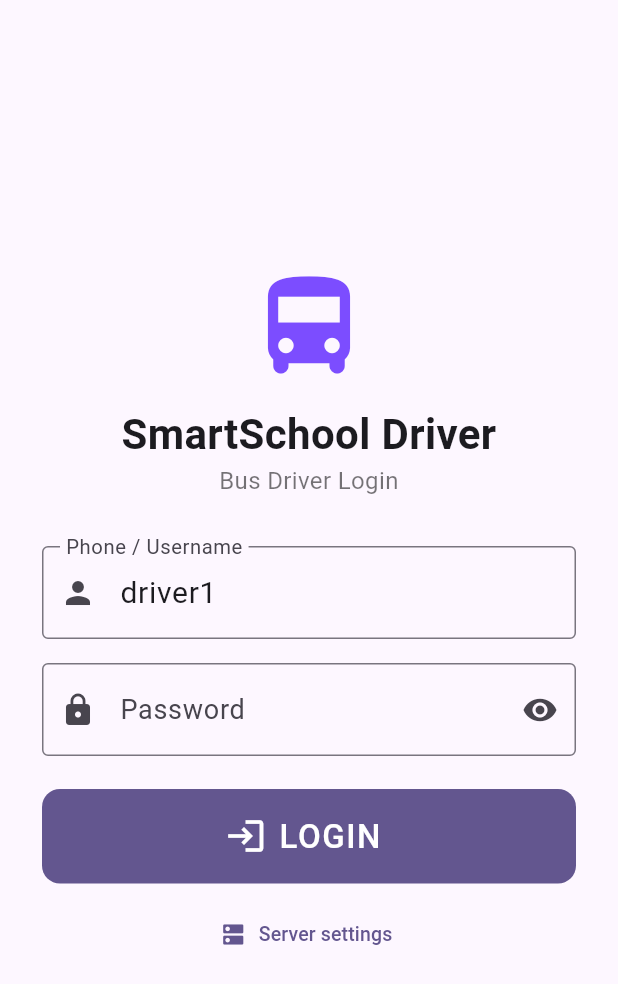
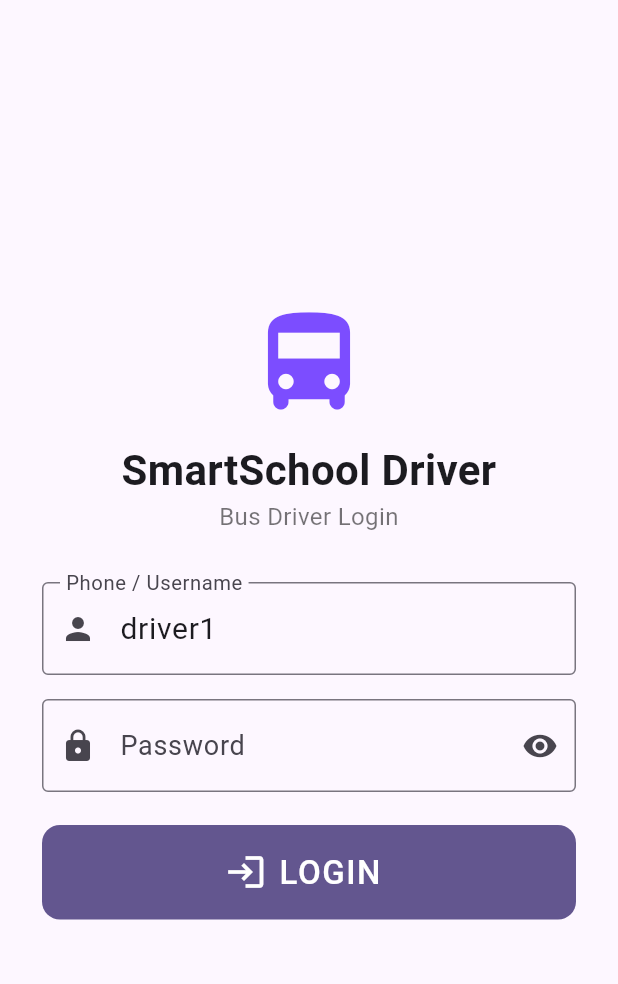
Before and after one commit to johnpaul210488-lgtm/smartschool-pro, a Flutter app: the screen it shows after launch, on a phone screen of 412 x 824 dp. Shown: the top 984 px of the screen. Run offline on Flutter 3.47's test engine with Material 3 defaults, Android fonts, the phone set to English and light mode, and no system bars; our stand-ins replace cached_network_image, connectivity_plus, firebase_core, firebase_messaging, flutter_local_notifications, flutter_tts and 8 more; missing offline and left inert: flutter_background_service, signalr_netcore; accounts and stored records are empty.

Commit message:
Bake school server (Tailscale MagicDNS) into both apps; hide server UI
- default API base in both apps is now http://zia.tail758a5c.ts.net:5000 —
  reachable from any network (Wi-Fi/4G), survives PC restarts, ISP changes
  and phone reboots, with no per-phone configuration
- older per-phone overrides (api_base_override) are now IGNORED and the
  stale key is removed at boot so phones that were pointed at dead addresses
  self-heal to the baked-in server on this update
- hide server UI: driver login screen Server toggle/field removed,
  parent Settings 'Server: ...' row and edit dialog removed
- no user-facing server setting anywhere anymore

Co-authored-by: arena-agent <297053741+arena-agent@users.noreply.github.com>

```diff
--- a/apps/driver_app/lib/screens/login_screen.dart
+++ b/apps/driver_app/lib/screens/login_screen.dart
@@ -1,7 +1,6 @@
 import 'package:flutter/material.dart';
 import 'package:provider/provider.dart';
 
-import '../config/app_config.dart';
 import '../providers/app_state.dart';
 
 /// Simple, big-target login for drivers (phone = username).
@@ -15,27 +14,16 @@ class LoginScreen extends StatefulWidget {
 class _LoginScreenState extends State<LoginScreen> {
   final _userCtrl = TextEditingController(text: 'driver1');
   final _passCtrl = TextEditingController();
-  late final TextEditingController _serverCtrl;
   bool _obscure = true;
-  bool _showServer = false;
-
-  @override
-  void initState() {
-    super.initState();
-    _serverCtrl = TextEditingController(text: AppConfig.apiBaseUrl);
-  }
 
   @override
   void dispose() {
     _userCtrl.dispose();
     _passCtrl.dispose();
-    _serverCtrl.dispose();
     super.dispose();
   }
 
   Future<void> _submit() async {
-    // Persist any edited server address BEFORE the login request goes out.
-    await AppConfig.saveServerOverride(_serverCtrl.text);
     final state = context.read<AppState>();
     final ok = await state.doLogin(_userCtrl.text, _passCtrl.text);
     if (ok && mounted) {
@@ -117,24 +105,6 @@ class _LoginScreenState extends State<LoginScreen> {
                     ),
                   ),
                   const SizedBox(height: 10),
-                  // Server address (once per phone; remembered afterwards).
-                  TextButton.icon(
-                    onPressed: () => setState(() => _showServer = !_showServer),
-                    icon: Icon(_showServer ? Icons.expand_less : Icons.dns, size: 18),
-                    label: Text(_showServer ? 'Server chhupayen' : 'Server settings',
-                        style: const TextStyle(fontSize: 13)),
-                  ),
-                  if (_showServer)
-                    TextField(
-                      controller: _serverCtrl,
-                      keyboardType: TextInputType.url,
-                      style: const TextStyle(fontSize: 16),
-                      decoration: const InputDecoration(
-                        labelText: 'Server (example: http://192.168.1.10:5000)',
-                        prefixIcon: Icon(Icons.dns),
-                        border: OutlineInputBorder(),
-                      ),
-                    ),
                 ],
               ),
             ),
```
Also changed, not shown: apps/driver_app/lib/config/app_config.dart (+17 -24 lines), apps/parent_app/lib/core/config.dart (+18 -22 lines), apps/parent_app/lib/screens/settings_screen.dart (+0 -35 lines).
